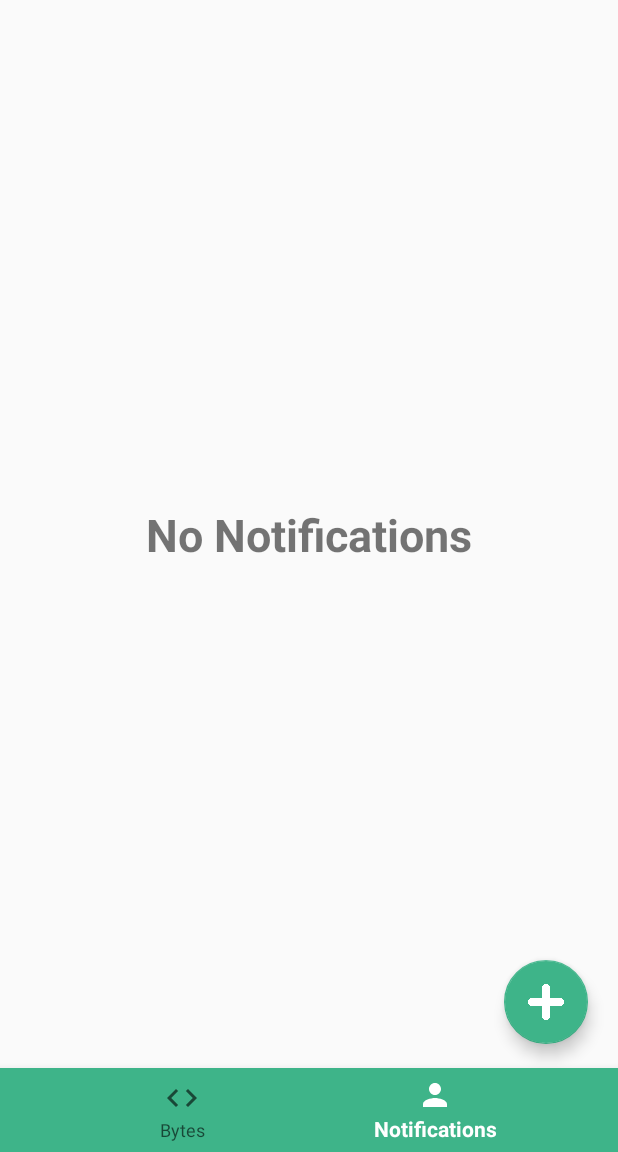
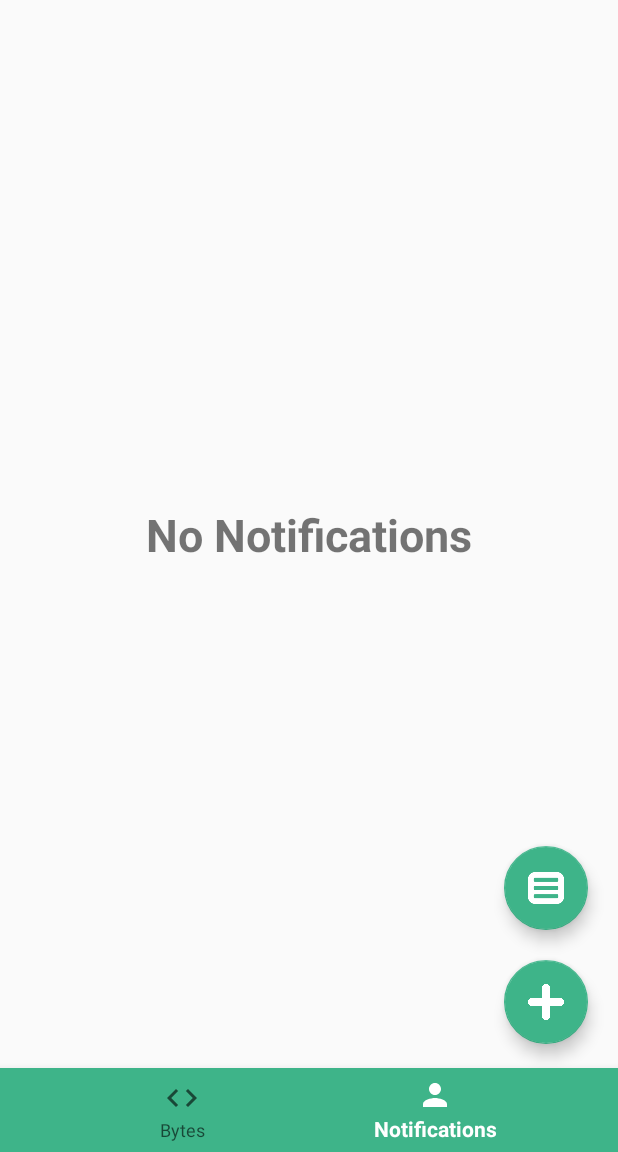
Before and after one commit to kvssankar/college-insider-ui, an Android app: the screen it shows after launch once a user with an empty profile is signed in (MainActivity), item 2 of the bottom bar chosen, on a phone screen of 412 x 824 dp, the part 84-1236 px from its top. Run offline under Robolectric (Android 15) with nearby library versions, the phone set to English and light mode, and no system bars; our stand-ins replace CircleImageView, Firebase (no records; nobody signed in at launch, a user with empty details on screens opened directly); pictures from the network do not load.

Commit message:
safe point:

```diff
--- a/app/src/main/java/com/example/collegeinsider/CreatePost.java
+++ b/app/src/main/java/com/example/collegeinsider/CreatePost.java
@@ -57,7 +57,7 @@ public class CreatePost extends AppCompatActivity {
         createPostToolbar=(Toolbar) findViewById(R.id.createPostToolbar);
         setSupportActionBar(createPostToolbar);
 
-        getSupportActionBar().setTitle("Post a Byte");
+        getSupportActionBar().setTitle("Post a Insider");
         getSupportActionBar().setDisplayHomeAsUpEnabled(true);
 
         new_postImage=findViewById(R.id.newpostImage);
--- a/app/src/main/java/com/example/collegeinsider/FeedActivity.java
+++ b/app/src/main/java/com/example/collegeinsider/FeedActivity.java
@@ -48,8 +48,7 @@ public class FeedActivity extends AppCompatActivity  {
         techUpdate = new ArrayList<>();
         RequestQueue requestQueue= Volley.newRequestQueue(FeedActivity.this);
 
-        String api="https://devbytes-api.herokuapp.com/data";
-//        String api="https://randomuser.me/api";
+        String api="https://fathomless-cliffs-16396.herokuapp.com/data";
 
         JsonArrayRequest objectRequest= new JsonArrayRequest(Request.Method.GET, api, null, new Response.Listener<JSONArray>() {
             @Override
--- a/app/src/main/java/com/example/collegeinsider/MainActivity.java
+++ b/app/src/main/java/com/example/collegeinsider/MainActivity.java
@@ -27,7 +27,7 @@ import com.google.firebase.firestore.QuerySnapshot;
 public class MainActivity extends AppCompatActivity{
 
     private Toolbar mainActivityToolbar;
-    private FloatingActionButton addPostBtn;
+    private FloatingActionButton addPostBtn,feedBtn;
     private String current_user_Id;
 
     private FirebaseAuth mAuth;
@@ -88,14 +88,14 @@ public class MainActivity extends AppCompatActivity{
                     startActivity(intent);
                 }
             });
-//            feedBtn=findViewById(R.id.action_feed);
-//            feedBtn.setOnClickListener(new View.OnClickListener() {
-//                @Override
-//                public void onClick(View v) {
-//                    Intent intent=new Intent(MainActivity.this,FeedActivity.class);
-//                    startActivity(intent);
-//                }
-//            });
+            feedBtn=findViewById(R.id.action_feed);
+            feedBtn.setOnClickListener(new View.OnClickListener() {
+                @Override
+                public void onClick(View v) {
+                    Intent intent=new Intent(MainActivity.this,FeedActivity.class);
+                    startActivity(intent);
+                }
+            });
 
         }
 
--- a/app/src/main/res/layout/activity_main.xml
+++ b/app/src/main/res/layout/activity_main.xml
@@ -26,19 +26,19 @@
         app:layout_constraintEnd_toEndOf="parent"
         app:srcCompat="@mipmap/action_add" />
 
-<!--    <com.google.android.material.floatingactionbutton.FloatingActionButton-->
-<!--        android:id="@+id/action_feed"-->
-<!--        android:layout_width="wrap_content"-->
-<!--        android:layout_height="wrap_content"-->
-<!--        android:layout_gravity="bottom|right"-->
-<!--        android:layout_marginEnd="20dp"-->
+    <com.google.android.material.floatingactionbutton.FloatingActionButton
+        android:id="@+id/action_feed"
+        android:layout_width="wrap_content"
+        android:layout_height="wrap_content"
+        android:layout_gravity="bottom|right"
+        android:layout_marginEnd="20dp"
 
-<!--        android:layout_marginRight="20dp"-->
-<!--        android:layout_marginBottom="20dp"-->
-<!--        android:focusable="true"-->
-<!--        app:layout_constraintBottom_toTopOf="@+id/action_add"-->
-<!--        app:layout_constraintEnd_toEndOf="parent"-->
-<!--        app:srcCompat="@mipmap/ic_feed" />-->
+        android:layout_marginRight="20dp"
+        android:layout_marginBottom="20dp"
+        android:focusable="true"
+        app:layout_constraintBottom_toTopOf="@+id/action_add"
+        app:layout_constraintEnd_toEndOf="parent"
+        app:srcCompat="@mipmap/ic_feed" />
 
 
 
```
